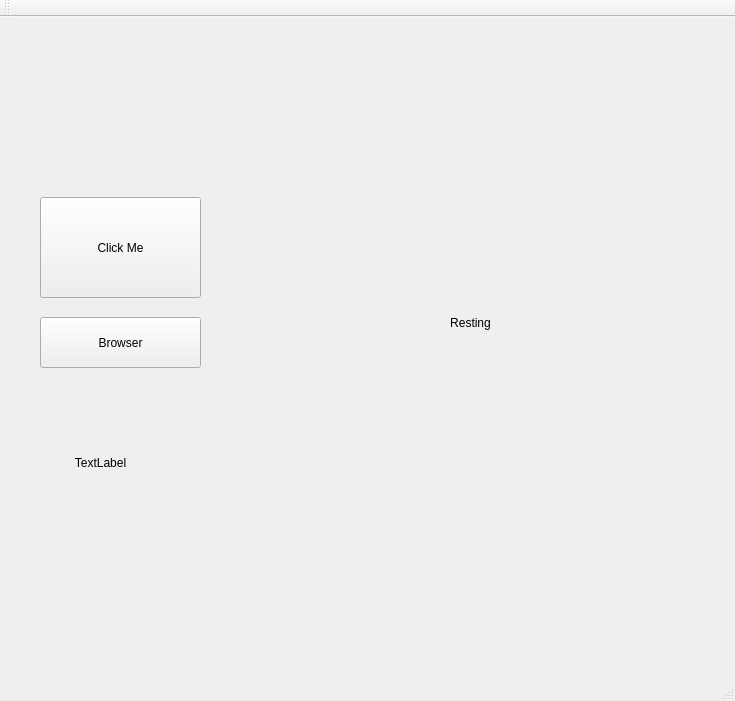
Qt form QtDataGenerator/QtDataGenerator/qtdatagenerator.ui (pardalhan/Exjobb) before a commit.
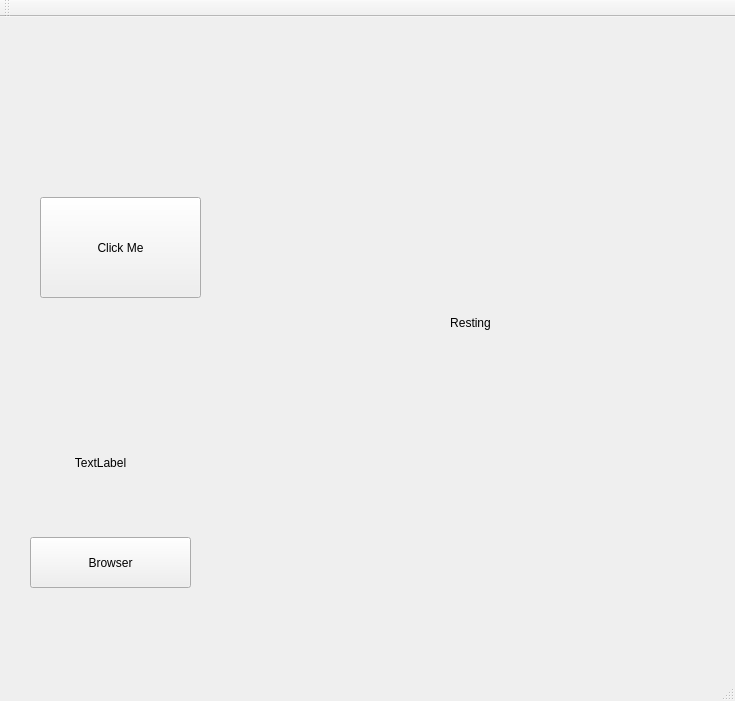
The same form after that commit.

Diff of the .ui file:
```diff
--- a/QtDataGenerator/QtDataGenerator/qtdatagenerator.ui
+++ b/QtDataGenerator/QtDataGenerator/qtdatagenerator.ui
@@ -65,8 +65,8 @@
    <widget class="QPushButton" name="btn_browser">
     <property name="geometry">
      <rect>
-      <x>40</x>
-      <y>300</y>
+      <x>30</x>
+      <y>520</y>
       <width>161</width>
       <height>51</height>
      </rect>
```
Left out of the diff: 2 changed lines with no effect on the pictures.
